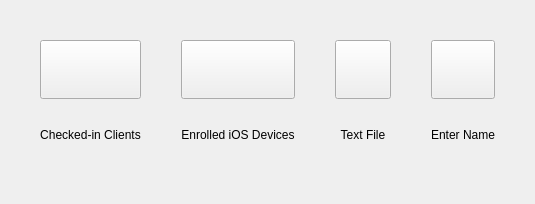
This is FWAdminLib/NewClientDlg.ui in fw-dev/translations as Qt 5 draws it before an edit. The edited form follows.
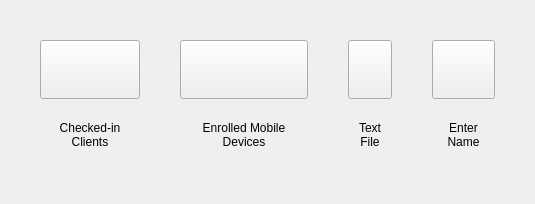
This is the edited form. Icons and pictures are not drawn.

```diff
--- a/FWAdminLib/NewClientDlg.ui
+++ b/FWAdminLib/NewClientDlg.ui
@@ -109,7 +109,7 @@
       <item>
        <widget class="QLabel" name="label_2">
         <property name="text">
-         <string>Enrolled iOS Devices</string>
+         <string>Enrolled Mobile Devices</string>
         </property>
         <property name="alignment">
          <set>Qt::AlignCenter</set>
```
Left out of the diff: 55 changed lines with no effect on the pictures.
